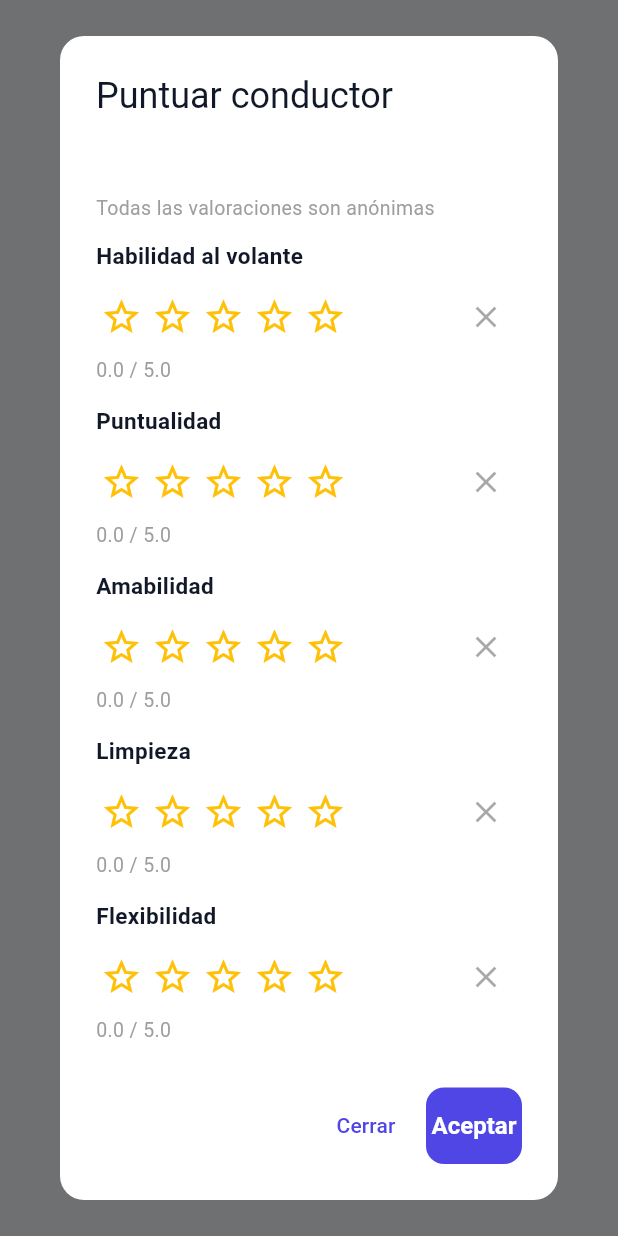
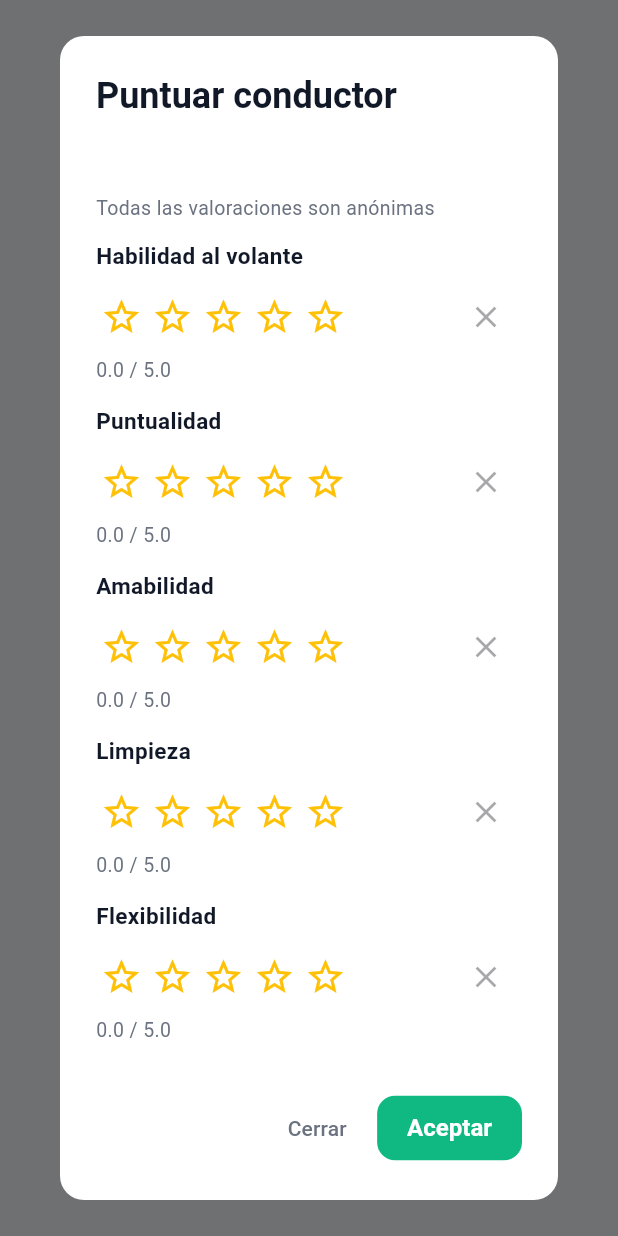
Before and after one commit to TFMs-UCM/BlaBlaUCM, a Flutter app: what showDriverRatingsInputModal() shows on an empty page, opened directly with empty values, on a phone screen of 412 x 824 dp. Run offline on Flutter 3.47's test engine with Material 3 defaults, Android fonts, the phone set to English and light mode, and no system bars; our stand-ins replace flutter_dotenv, flutter_map, flutter_riverpod, flutter_secure_storage, flutter_typeahead, geolocator and 5 more; missing offline and left inert: mobile_scanner; accounts and stored records are empty; network calls fail.

Commit message:
fix: driver rating submission closing before confirming
- Fixed a bug where tapping "Accept" closed the rating modal before the changes were confirmed.

```diff
--- a/blablaucm/lib/screens/helper.dart
+++ b/blablaucm/lib/screens/helper.dart
@@ -244,8 +244,10 @@ Future<Map<String, double>?> showDriverRatingsInputModal(BuildContext context, {
     builder: (dialogContext) {
       return StatefulBuilder(
         builder: (context, setDialogState) {
+          final colors = AppColors.of(context);
           return AlertDialog(
-            title: Text(title),
+            shape: RoundedRectangleBorder(borderRadius: BorderRadius.circular(16)),
+            title: Text(title, style: TextStyle(fontWeight: FontWeight.bold, color: colors.textPrimary)),
             content: SizedBox(
               width: 420,
               child: SingleChildScrollView(
@@ -257,9 +259,9 @@ Future<Map<String, double>?> showDriverRatingsInputModal(BuildContext context, {
                       Text(subtitle),
                       const SizedBox(height: 12),
                     ],
-                    const Text( // Se le indica al usuario de que las valoraciones son anonimas
+                    Text( // Se le indica al usuario de que las valoraciones son anonimas
                       "Todas las valoraciones son anónimas",
-                      style: TextStyle(fontSize: 13, color: Colors.grey),
+                      style: TextStyle(fontSize: 13, color: colors.textSecondary),
                     ),
                     const SizedBox(height: 12),
                     ...RatingsTypes.values.map((ratingType) {
@@ -310,7 +312,7 @@ Future<Map<String, double>?> showDriverRatingsInputModal(BuildContext context, {
                             const SizedBox(height: 2),
                             Text( // Muestra el valor en numeros para dejarlo mas claro que con las estrellas
                               "${currentValue.toStringAsFixed(1)} / 5.0",
-                              style: const TextStyle(fontSize: 13, color: Colors.grey),
+                              style: TextStyle(fontSize: 13, color: colors.textSecondary),
                             ),
                           ],
                         ),
@@ -329,20 +331,28 @@ Future<Map<String, double>?> showDriverRatingsInputModal(BuildContext context, {
               ),
             ),
             actions: [ // Botones de aceptar y cerrar
-              TextButton(
-                onPressed: () => Navigator.pop(dialogContext),
-                child: const Text("Cerrar"),
-              ),
-              ElevatedButton( // Al darle a aceptar, se devuelven las valoraciones
-                onPressed: () {
+              dialogButton(dialogContext, isAccept: false, label: "Cerrar", onPressed: () => Navigator.pop(dialogContext)),
+              dialogButton( // Al darle a aceptar, se devuelven las valoraciones
+                dialogContext,
+                isAccept: true,
+                label: "Aceptar",
+                onPressed: () async {
+                  // Se muestra una modal para confirmar el envio de la puntuacion
+                  final shouldSend = await showConfirmationModal(
+                    context,
+                    title: "Confirmar valoración",
+                    message: "¿Deseas enviar esta valoración al conductor?",
+                    barrierDismissible: false,
+                  );
+
+                  if (!shouldSend) return; // Si no confirma, se cierra la modal y no se envia la puntuacion
+
                   final payload = {
                     for (final entry in selectedRatings.entries)
                       entry.key.name: entry.value,
                   };
-
                   Navigator.pop(dialogContext, payload);
                 },
-                child: const Text("Aceptar"),
               ),
             ],
           );
```
Also changed, not shown: blablaucm/lib/screens/requested_travels_details.dart (+0 -13 lines).
